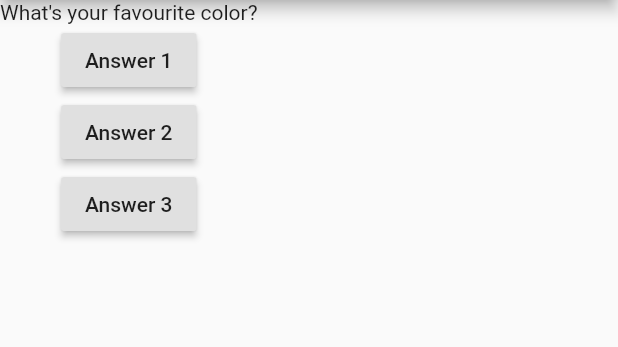
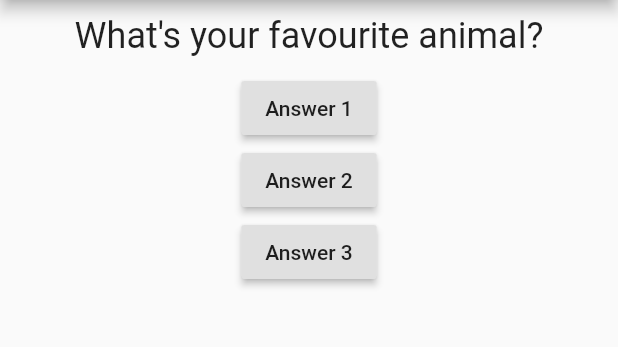
Before and after one commit to mymafm0405/firstFlutterApp, a Flutter app: the screen it shows after launch, after a tap on "Answer 1", on a phone screen of 412 x 824 dp, the part 84-431 px from its top. Run offline on Flutter 3.47's test engine with Material 2 defaults, Android fonts, the phone set to English and light mode, and no system bars.

```diff
--- a/lib/main.dart
+++ b/lib/main.dart
@@ -1,25 +1,40 @@
 import 'package:flutter/material.dart';
+import './question.dart';
 
-int currentIndex = 0;
+var questions = [
+  'What\'s your favourite color?',
+  'What\'s your favourite animal?'
+];
 
 void main() {
   runApp(MyApp());
 }
 
-class MyApp extends StatelessWidget {
+class MyApp extends StatefulWidget {
+  @override
+  State<StatefulWidget> createState() {
+    // TODO: implement createState
+    return MyAppState();
+  }
+}
+
+class MyAppState extends State<MyApp> {
+  int currentIndex = 0;
+
   void answerQuestion() {
-    print('Question answerd!');
-    currentIndex++;
-    print(currentIndex);
+    setState(() {
+      if (currentIndex == questions.length - 1) {
+        currentIndex--;
+      } else {
+        currentIndex++;
+      }
+      print('Question answerd!');
+      print(currentIndex);
+    });
   }
 
   @override
   Widget build(BuildContext context) {
-    var questions = [
-      'What\'s your favourite color?',
-      'What\'s your favourite animal?'
-    ];
-
     return MaterialApp(
       home: Scaffold(
         appBar: AppBar(
@@ -27,7 +42,7 @@ class MyApp extends StatelessWidget {
         ),
         body: Column(
           children: [
-            Text(questions[currentIndex]),
+            Question(questions[currentIndex]),
             RaisedButton(
               child: Text('Answer 1'),
               onPressed: answerQuestion,
--- /dev/null
+++ b/lib/question.dart
@@ -0,0 +1,20 @@
+import 'package:flutter/material.dart';
+
+class Question extends StatelessWidget {
+  final String currentQuestion;
+
+  Question(this.currentQuestion);
+
+  @override
+  Widget build(BuildContext context) {
+    return Container(
+      margin: EdgeInsets.all(10),
+      width: double.infinity,
+      child: Text(
+        currentQuestion,
+        style: TextStyle(fontSize: 24),
+        textAlign: TextAlign.center,
+      ),
+    );
+  }
+}
```
